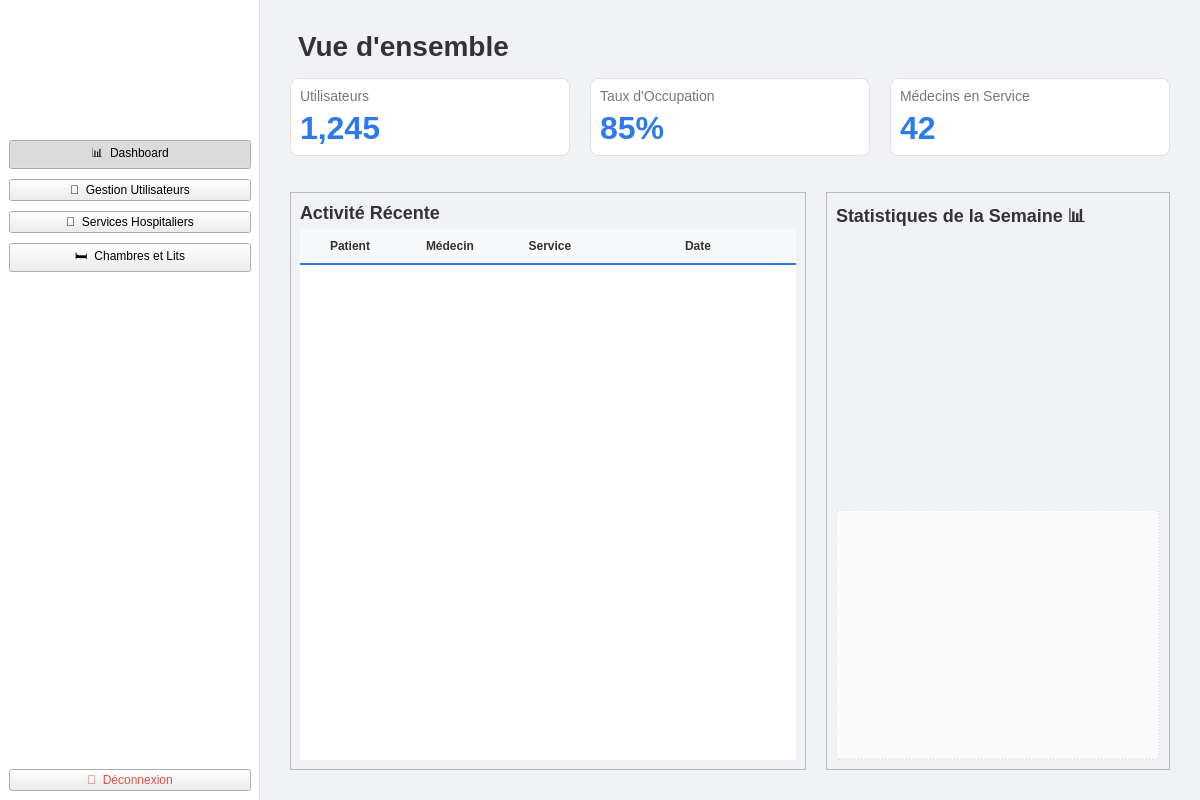
First picture: the form in admindashboard.ui, repository itsmeefatiha/hospital-management-cpp-gui, before the edit.
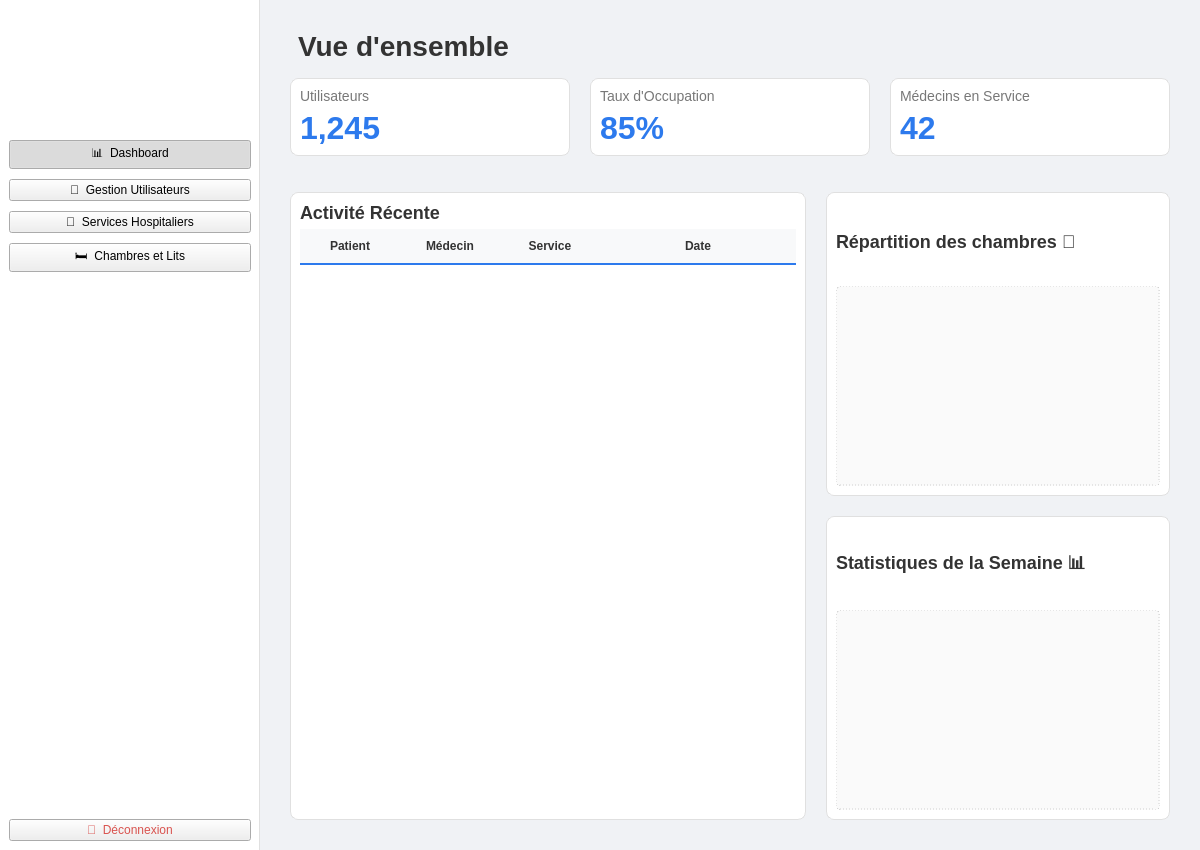
Second picture: the form after the edit.

```diff
--- a/admindashboard.ui
+++ b/admindashboard.ui
@@ -7,7 +7,7 @@
     <x>0</x>
     <y>0</y>
     <width>1200</width>
-    <height>800</height>
+    <height>850</height>
    </rect>
   </property>
   <property name="windowTitle">
@@ -39,7 +39,7 @@
 /* --- CARTES - CORRIGÉ --- */
 QFrame[class=&quot;Card&quot;] { background-color: white; border-radius: 8px; border: 1px solid #e0e0e0; }
 
-/* LABELS STATISTIQUES - CORRIGÉ (C'est ici que ça bloquait) */
+/* LABELS STATISTIQUES - CORRIGÉ */
 QLabel[class=&quot;StatValue&quot;] { font-size: 32px; font-weight: bold; color: #2d7aed; }
 QLabel[class=&quot;StatLabel&quot;] { color: #777; font-size: 14px; }
 QLabel[class=&quot;SectionTitle&quot;] { font-size: 18px; font-weight: bold; color: #333; }
@@ -67,8 +67,8 @@
     padding: 5px;
 }
 
-/* Style temporaire pour le placeholder du graphique */
-QWidget#chart_placeholder {
+/* Style temporaire pour les placeholders */
+QWidget#chart_placeholder, QWidget#doughnut_placeholder {
     background-color: #fafafa;
     border: 1px dashed #d0d0d0;
     border-radius: 4px;
@@ -444,6 +444,13 @@
           </property>
           <item>
            <widget class="QFrame" name="frame_table_container">
+            <property name="styleSheet">
+             <string notr="true">QFrame#frame_table_container {
+    background-color: white;
+    border: 1px solid #e0e0e0;
+    border-radius: 8px;
+}</string>
+            </property>
             <property name="frameShape">
              <enum>QFrame::Shape::StyledPanel</enum>
             </property>
@@ -504,7 +511,55 @@
            </widget>
           </item>
           <item>
+           <layout class="QVBoxLayout" name="verticalLayout_right_column">
+            <property name="spacing">
+             <number>20</number>
+            </property>
+            <item>
+             <widget class="QFrame" name="frame_doughnut_container">
+              <property name="styleSheet">
+               <string notr="true">QFrame#frame_doughnut_container {
+    background-color: white;
+    border: 1px solid #e0e0e0;
+    border-radius: 8px;
+}</string>
+              </property>
+              <property name="frameShape">
+               <enum>QFrame::Shape::StyledPanel</enum>
+              </property>
+              <layout class="QVBoxLayout" name="verticalLayout_doughnut">
+               <item>
+                <widget class="QLabel" name="label_doughnut_title">
+                 <property name="styleSheet">
+                  <string notr="true">font-size: 18px; font-weight: bold; color: #333;</string>
+                 </property>
+                 <property name="text">
+                  <string>Répartition des chambres 🏨</string>
+                 </property>
+                </widget>
+               </item>
+               <item>
+                <widget class="QWidget" name="doughnut_placeholder" native="true">
+                 <property name="minimumSize">
+                  <size>
+                   <width>0</width>
+                   <height>200</height>
+                  </size>
+                 </property>
+                </widget>
+               </item>
+              </layout>
+             </widget>
+            </item>
+            <item>
            <widget class="QFrame" name="frame_chart_container">
+              <property name="styleSheet">
+               <string notr="true">QFrame#frame_chart_container {
+    background-color: white;
+    border: 1px solid #e0e0e0;
+    border-radius: 8px;
+}</string>
+              </property>
             <property name="frameShape">
              <enum>QFrame::Shape::StyledPanel</enum>
             </property>
@@ -525,31 +580,20 @@
                </property>
               </widget>
              </item>
-             <item>
-              <spacer name="verticalSpacer">
-               <property name="orientation">
-                <enum>Qt::Orientation::Vertical</enum>
-               </property>
-               <property name="sizeHint" stdset="0">
-                <size>
-                 <width>20</width>
-                 <height>40</height>
-                </size>
-               </property>
-              </spacer>
-             </item>
              <item>
               <widget class="QWidget" name="chart_placeholder" native="true">
                <property name="minimumSize">
                 <size>
                  <width>300</width>
-                 <height>250</height>
+                   <height>200</height>
                 </size>
                </property>
               </widget>
              </item>
             </layout>
            </widget>
+            </item>
+           </layout>
           </item>
          </layout>
         </item>
```
Lines whose indentation alone changed are shown as unchanged.
